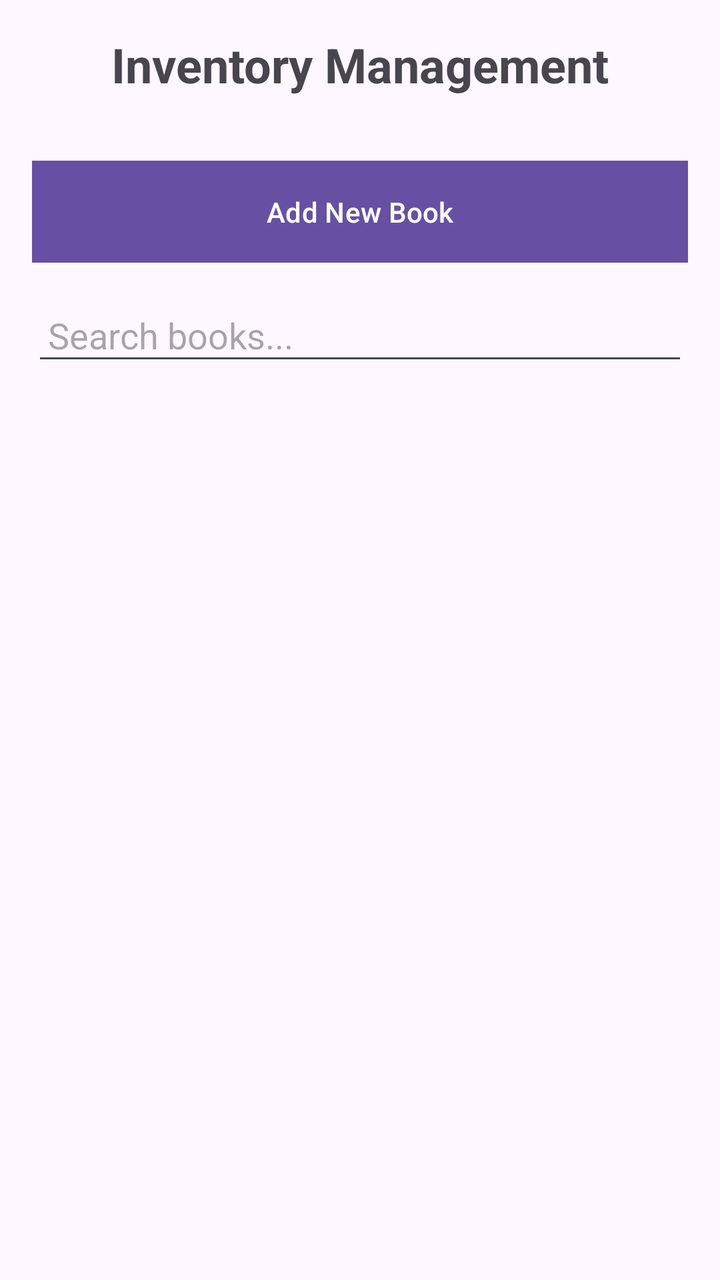
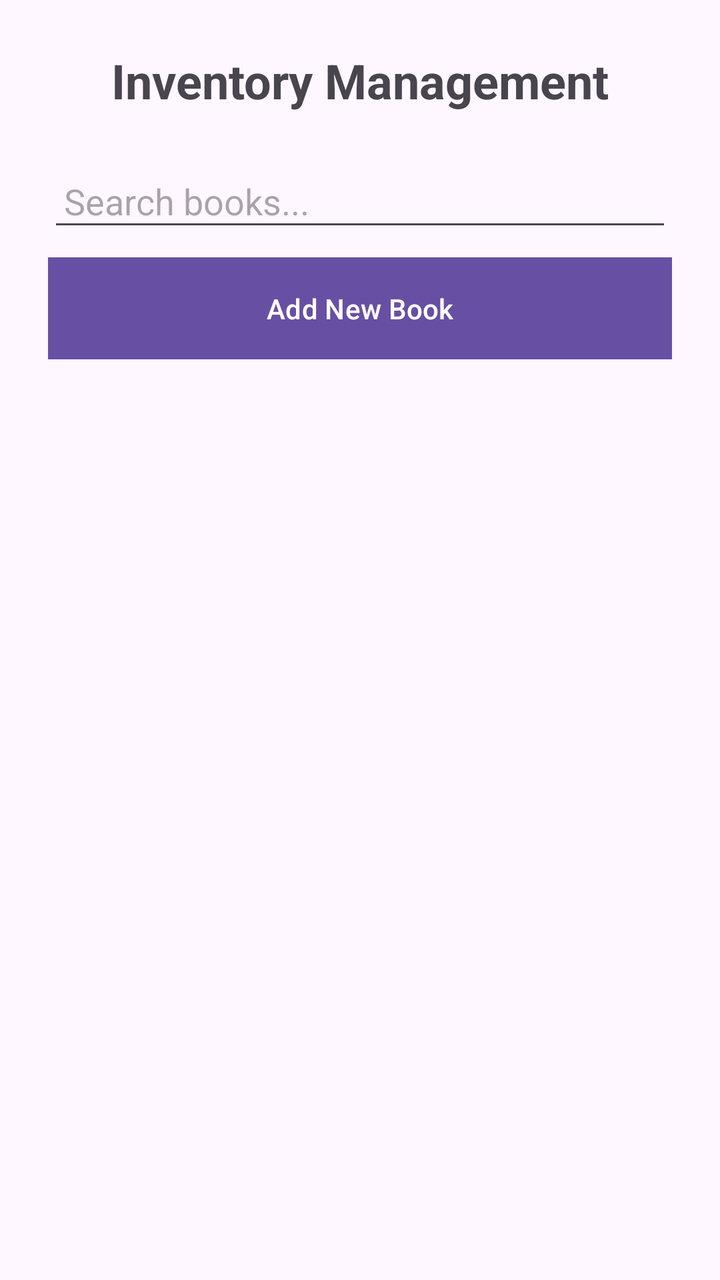

Two renders of the same Android screen: before a commit and after it. Below are the layout's source before the change and the commit's diff.
<!-- AndroidManifest.xml: application theme Theme.BooksForMeSeller -->
<!-- res/layout/fragment_inventory.xml -->
<?xml version="1.0" encoding="utf-8"?>
<androidx.constraintlayout.widget.ConstraintLayout
    xmlns:android="http://schemas.android.com/apk/res/android"
    xmlns:app="http://schemas.android.com/apk/res-auto"
    android:layout_width="match_parent"
    android:layout_height="match_parent"
    android:padding="16dp">

    
    <TextView
        android:id="@+id/titleTextView"
        android:layout_width="wrap_content"
        android:layout_height="wrap_content"
        android:text="Inventory Management"
        android:textSize="24sp"
        android:textStyle="bold"
        app:layout_constraintTop_toTopOf="parent"
        app:layout_constraintStart_toStartOf="parent"
        app:layout_constraintEnd_toEndOf="parent"
        android:paddingBottom="16dp" />

    
    <Button
        android:id="@+id/addNewBookButton"
        android:layout_width="0dp"
        android:layout_height="wrap_content"
        android:layout_marginTop="16dp"
        android:background="@color/primaryColor"
        android:padding="12dp"
        android:text="Add New Book"
        app:layout_constraintEnd_toEndOf="parent"
        app:layout_constraintStart_toStartOf="parent"
        app:layout_constraintTop_toBottomOf="@id/titleTextView" />

    
    <EditText
        android:id="@+id/searchEditText"
        android:layout_width="0dp"
        android:layout_height="wrap_content"
        android:hint="Search books..."
        android:inputType="text"
        android:padding="8dp"
        app:layout_constraintTop_toBottomOf="@id/addNewBookButton"
        app:layout_constraintStart_toStartOf="parent"
        app:layout_constraintEnd_toEndOf="parent"
        android:layout_marginTop="16dp" />

    
    <androidx.recyclerview.widget.RecyclerView
        android:id="@+id/bookListRecyclerView"
        android:layout_width="0dp"
        android:layout_height="0dp"
        android:layout_marginTop="16dp"
        app:layout_constraintBottom_toBottomOf="parent"
        app:layout_constraintEnd_toEndOf="parent"
        app:layout_constraintStart_toStartOf="parent"
        app:layout_constraintTop_toBottomOf="@id/searchEditText" />

    

    
</androidx.constraintlayout.widget.ConstraintLayout>
<!-- resources referenced by this layout -->
<resources>
  <color name="primaryColor">#6200EE</color>
  <style name="Theme.BooksForMeSeller" parent="Base.Theme.BooksForMeSeller" />
  <style name="Base.Theme.BooksForMeSeller" parent="Theme.Material3.DayNight.NoActionBar">
          
          
      </style>
</resources>

<!-- the commit's change to res/layout/fragment_inventory.xml (unified diff, before → after) -->
@@ -11,52 +11,52 @@
         android:id="@+id/titleTextView"
         android:layout_width="wrap_content"
         android:layout_height="wrap_content"
+        android:layout_margin="8dp"
+        android:paddingBottom="16dp"
         android:text="Inventory Management"
         android:textSize="24sp"
         android:textStyle="bold"
-        app:layout_constraintTop_toTopOf="parent"
-        app:layout_constraintStart_toStartOf="parent"
-        app:layout_constraintEnd_toEndOf="parent"
-        android:paddingBottom="16dp" />
-
-    
-    <Button
-        android:id="@+id/addNewBookButton"
-        android:layout_width="0dp"
-        android:layout_height="wrap_content"
-        android:layout_marginTop="16dp"
-        android:background="@color/primaryColor"
-        android:padding="12dp"
-        android:text="Add New Book"
         app:layout_constraintEnd_toEndOf="parent"
         app:layout_constraintStart_toStartOf="parent"
-        app:layout_constraintTop_toBottomOf="@id/titleTextView" />
+        app:layout_constraintTop_toTopOf="parent" />
+
+
 
     
     <EditText
         android:id="@+id/searchEditText"
         android:layout_width="0dp"
         android:layout_height="wrap_content"
+        android:layout_margin="8dp"
+        android:layout_marginTop="16dp"
         android:hint="Search books..."
         android:inputType="text"
         android:padding="8dp"
-        app:layout_constraintTop_toBottomOf="@id/addNewBookButton"
+        app:layout_constraintEnd_toEndOf="parent"
         app:layout_constraintStart_toStartOf="parent"
+        app:layout_constraintTop_toBottomOf="@id/titleTextView" />
+
+    <Button
+        android:id="@+id/addNewBookButton"
+        android:layout_width="0dp"
+        android:layout_height="wrap_content"
+        android:layout_margin="8dp"
+        android:background="@color/primaryColor"
+        android:padding="12dp"
+        android:text="Add New Book"
         app:layout_constraintEnd_toEndOf="parent"
-        android:layout_marginTop="16dp" />
+        app:layout_constraintStart_toStartOf="parent"
+        app:layout_constraintTop_toBottomOf="@+id/searchEditText" />
 
-    
     <androidx.recyclerview.widget.RecyclerView
         android:id="@+id/bookListRecyclerView"
-        android:layout_width="0dp"
+        android:layout_width="match_parent"
         android:layout_height="0dp"
-        android:layout_marginTop="16dp"
+        android:layout_margin="8dp"
         app:layout_constraintBottom_toBottomOf="parent"
         app:layout_constraintEnd_toEndOf="parent"
         app:layout_constraintStart_toStartOf="parent"
-        app:layout_constraintTop_toBottomOf="@id/searchEditText" />
+        app:layout_constraintTop_toBottomOf="@+id/addNewBookButton" />
 
-    
 
-    
 </androidx.constraintlayout.widget.ConstraintLayout>
